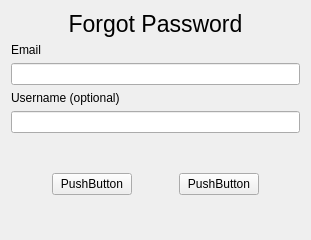
This is design/Ui_/ForgotPwd_form.ui in SufferProgrammer/startup-desktop-python as Qt 5 draws it before an edit. The edited form follows.
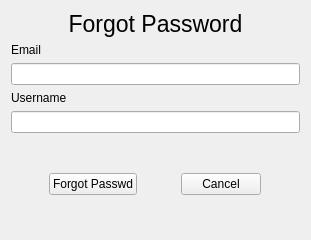
This is the edited form.

Patch:
```diff
--- a/design/Ui_/ForgotPwd_form.ui
+++ b/design/Ui_/ForgotPwd_form.ui
@@ -44,7 +44,7 @@
      <item>
       <widget class="QLabel" name="label_2">
        <property name="text">
-        <string>Username (optional)</string>
+        <string>Username</string>
        </property>
       </widget>
      </item>
@@ -84,7 +84,7 @@
         </sizepolicy>
        </property>
        <property name="text">
-        <string>PushButton</string>
+        <string>Forgot Passwd</string>
        </property>
       </widget>
      </item>
@@ -97,7 +97,7 @@
         </sizepolicy>
        </property>
        <property name="text">
-        <string>PushButton</string>
+        <string>Cancel</string>
        </property>
       </widget>
      </item>
```
